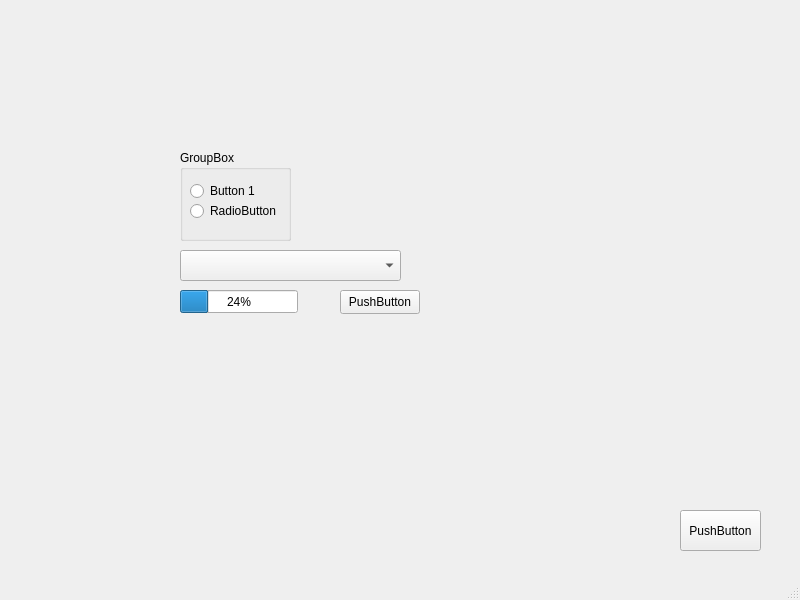
This is QTHW4/mainwindow.ui in mytevelev/QTTest as Qt 5 draws it before an edit. The edited form follows.
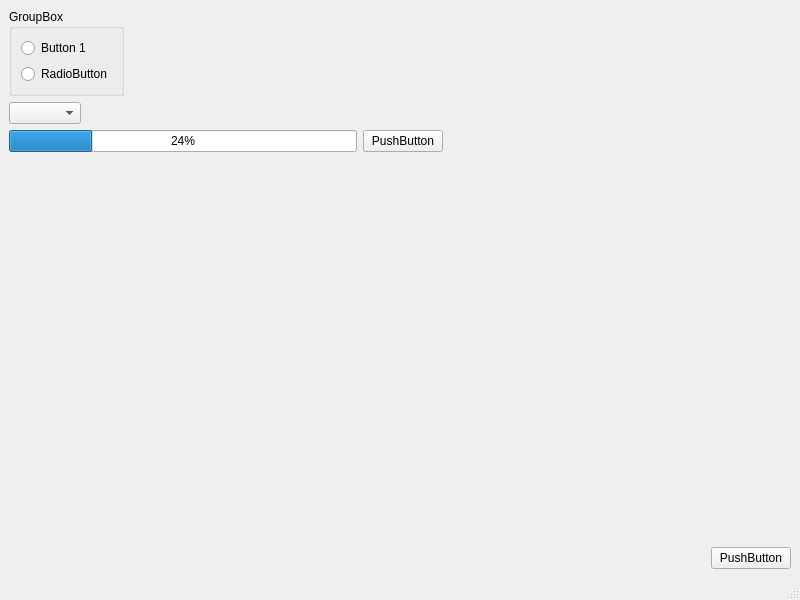
This is the edited form.

Diff of the .ui file:
```diff
--- a/QTHW4/mainwindow.ui
+++ b/QTHW4/mainwindow.ui
@@ -14,90 +14,78 @@
    <string>DZ4</string>
   </property>
   <widget class="QWidget" name="centralwidget">
+   <layout class="QVBoxLayout" name="verticalLayout_2">
+    <item>
+     <layout class="QHBoxLayout" name="horizontalLayout_4">
+      <item>
    <widget class="QGroupBox" name="groupBox">
-    <property name="geometry">
-     <rect>
-      <x>180</x>
-      <y>150</y>
-      <width>111</width>
-      <height>91</height>
-     </rect>
-    </property>
     <property name="title">
      <string>GroupBox</string>
     </property>
+        <layout class="QVBoxLayout" name="verticalLayout">
+         <item>
     <widget class="QRadioButton" name="radioButton">
-     <property name="geometry">
-      <rect>
-       <x>10</x>
-       <y>30</y>
-       <width>91</width>
-       <height>22</height>
-      </rect>
-     </property>
      <property name="text">
       <string>Button 1</string>
      </property>
     </widget>
+         </item>
+         <item>
     <widget class="QRadioButton" name="radioButton_2">
-     <property name="geometry">
-      <rect>
-       <x>10</x>
-       <y>50</y>
-       <width>91</width>
-       <height>22</height>
-      </rect>
-     </property>
      <property name="text">
       <string>RadioButton</string>
      </property>
     </widget>
-   </widget>
-   <widget class="QComboBox" name="comboBox">
-    <property name="geometry">
-     <rect>
-      <x>180</x>
-      <y>250</y>
-      <width>221</width>
-      <height>31</height>
-     </rect>
-    </property>
-   </widget>
-   <widget class="QPushButton" name="pushButton">
-    <property name="geometry">
-     <rect>
-      <x>680</x>
-      <y>510</y>
-      <width>81</width>
-      <height>41</height>
-     </rect>
-    </property>
-    <property name="text">
-     <string>PushButton</string>
-    </property>
-   </widget>
+         </item>
+        </layout>
+       </widget>
+      </item>
+      <item>
+       <spacer name="horizontalSpacer_2">
+        <property name="orientation">
+         <enum>Qt::Orientation::Horizontal</enum>
+        </property>
+        <property name="sizeHint" stdset="0">
+         <size>
+          <width>40</width>
+          <height>20</height>
+         </size>
+        </property>
+       </spacer>
+      </item>
+     </layout>
+    </item>
+    <item>
+     <layout class="QHBoxLayout" name="horizontalLayout_2">
+      <item>
+       <widget class="QComboBox" name="comboBox"/>
+      </item>
+      <item>
+       <spacer name="horizontalSpacer_4">
+        <property name="orientation">
+         <enum>Qt::Orientation::Horizontal</enum>
+        </property>
+        <property name="sizeHint" stdset="0">
+         <size>
+          <width>40</width>
+          <height>20</height>
+         </size>
+        </property>
+       </spacer>
+      </item>
+     </layout>
+    </item>
+    <item>
+     <layout class="QHBoxLayout" name="horizontalLayout_3">
+      <item>
    <widget class="QProgressBar" name="progressBar">
-    <property name="geometry">
-     <rect>
-      <x>180</x>
-      <y>290</y>
-      <width>118</width>
-      <height>23</height>
-     </rect>
-    </property>
     <property name="value">
      <number>24</number>
     </property>
    </widget>
+      </item>
+      <item>
    <widget class="QPushButton" name="pushButton_2">
-    <property name="geometry">
-     <rect>
-      <x>340</x>
-      <y>290</y>
-      <width>80</width>
-      <height>24</height>
-     </rect>
-    </property>
     <property name="text">
      <string>PushButton</string>
     </property>
@@ -105,6 +93,60 @@
      <bool>true</bool>
     </property>
    </widget>
+      </item>
+      <item>
+       <spacer name="horizontalSpacer_3">
+        <property name="orientation">
+         <enum>Qt::Orientation::Horizontal</enum>
+        </property>
+        <property name="sizeHint" stdset="0">
+         <size>
+          <width>40</width>
+          <height>20</height>
+         </size>
+        </property>
+       </spacer>
+      </item>
+     </layout>
+    </item>
+    <item>
+     <spacer name="verticalSpacer">
+      <property name="orientation">
+       <enum>Qt::Orientation::Vertical</enum>
+      </property>
+      <property name="sizeHint" stdset="0">
+       <size>
+        <width>20</width>
+        <height>339</height>
+       </size>
+      </property>
+     </spacer>
+    </item>
+    <item>
+     <layout class="QHBoxLayout" name="horizontalLayout">
+      <item>
+       <spacer name="horizontalSpacer">
+        <property name="orientation">
+         <enum>Qt::Orientation::Horizontal</enum>
+        </property>
+        <property name="sizeHint" stdset="0">
+         <size>
+          <width>638</width>
+          <height>20</height>
+         </size>
+        </property>
+       </spacer>
+      </item>
+      <item>
+       <widget class="QPushButton" name="pushButton">
+        <property name="text">
+         <string>PushButton</string>
+        </property>
+       </widget>
+      </item>
+     </layout>
+    </item>
+   </layout>
   </widget>
   <widget class="QMenuBar" name="menubar">
    <property name="geometry">
```
Lines whose indentation alone changed are shown as unchanged.
